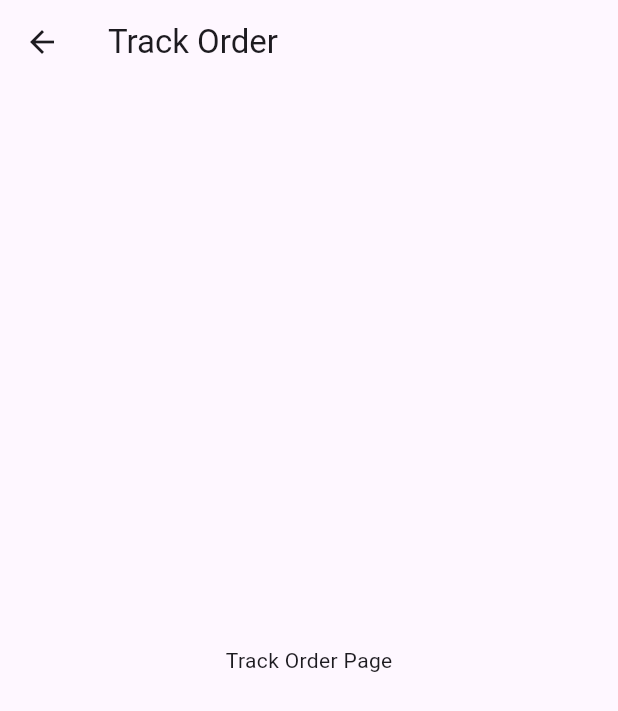
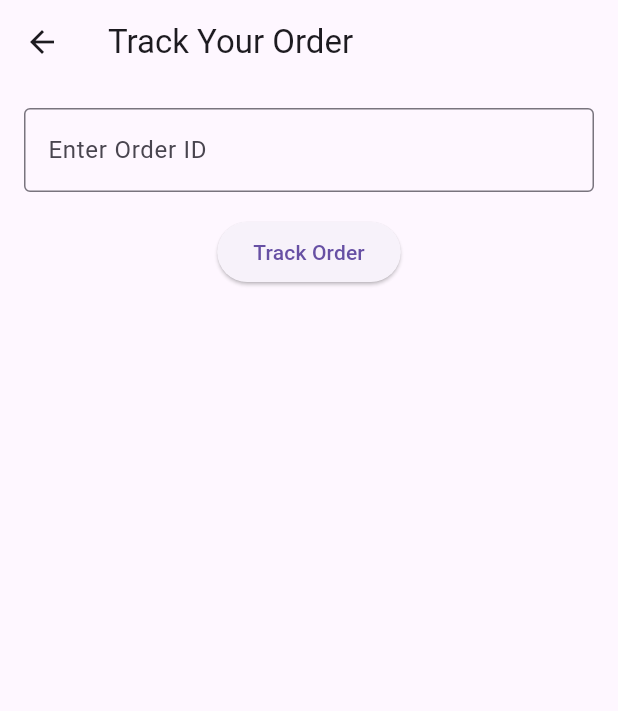
Before and after one commit to jhanel/service_package, a Flutter app: the screen it shows after launch, after a tap on "Track Order", on a phone screen of 412 x 824 dp. Shown: the top 711 px of the screen. Run offline on Flutter 3.47's test engine with Material 3 defaults, Android fonts, the phone set to English and light mode, and no system bars; our stand-ins replace file_picker, logger, timeline_tile; missing offline and left inert: universal_html.

Commit message:
main.dart update
fixed track your order in main.dart

```diff
--- a/project/lib/main.dart
+++ b/project/lib/main.dart
@@ -5,6 +5,7 @@ import 'dart:io';
 import 'dart:convert';
 import 'dart:developer' as developer;
 import 'dart:typed_data';
+import 'package:timeline_tile/timeline_tile.dart';
 
 void main() {
   runApp(const MyApp());
@@ -47,15 +48,6 @@ class MyHomePage extends StatelessWidget {
               },
               child: const Text('Create Order'),
             ),
-            /*ElevatedButton(
-              onPressed: () {
-                Navigator.push(
-                  context,
-                  MaterialPageRoute(builder: (context) => const ViewOrdersPage()),
-                );
-              },
-              child: const Text('View Orders'),
-            ),*/
             const SizedBox(height: 16.0), // Add spacing between buttons
             ElevatedButton(
               onPressed: () {
@@ -356,38 +348,91 @@ class CreateOrderPageState extends State<CreateOrderPage> {
   }
 }
 
-/*class ViewOrdersPage extends StatefulWidget {
-  const ViewOrdersPage({super.key});
+class TrackOrderPage extends StatefulWidget {
+  const TrackOrderPage({super.key});
 
   @override
-  ViewOrdersPageState createState() => ViewOrdersPageState();
+  TrackOrderPageState createState() => TrackOrderPageState();
 }
 
-class ViewOrdersPageState extends State<ViewOrdersPage> {
-  @override
-  Widget build(BuildContext context) {
-    return Scaffold(
-      appBar: AppBar(
-        title: const Text('View Orders'),
-      ),
-      body: const Center(
-        child: Text('View Orders Page'),
-      ),
-    );
+class TrackOrderPageState extends State<TrackOrderPage> {
+  final TextEditingController _orderIdController = TextEditingController();
+  String _orderStatus = '';
+
+  void _trackOrder() {
+    // Simulate an order tracking process
+    setState(() {
+      _orderStatus = 'Results for Order #${_orderIdController.text}:';
+    });
   }
-}*/
-
-class TrackOrderPage extends StatelessWidget {
-  const TrackOrderPage({super.key});
 
   @override
   Widget build(BuildContext context) {
     return Scaffold(
       appBar: AppBar(
-        title: const Text('Track Order'),
+        title: const Text('Track Your Order'),
       ),
-      body: const Center(
-        child: Text('Track Order Page'),
+      body: Padding(
+        padding: const EdgeInsets.all(16.0),
+        child: Column(
+          children: <Widget>[
+            TextField(
+              controller: _orderIdController,
+              decoration: const InputDecoration(
+                labelText: 'Enter Order ID',
+                border: OutlineInputBorder(),
+              ),
+            ),
+            const SizedBox(height: 16.0),
+            ElevatedButton(
+              onPressed: _trackOrder,
+              child: const Text('Track Order'),
+            ),
+            const SizedBox(height: 16.0),
+            Text(
+              _orderStatus,
+              style: const TextStyle(fontSize: 18.0),
+            ),
+            const SizedBox(height: 16.0),
+            if (_orderStatus.isNotEmpty) ...[
+              _buildTimelineTile('Order Received', Icons.shopping_cart, true),
+              _buildTimelineTile('Order Reviewed', Icons.local_shipping, false),
+              _buildTimelineTile('Order Shipped', Icons.local_shipping, false),
+              _buildTimelineTile('Out for Delivery', Icons.directions_bike, false),
+              _buildTimelineTile('Delivered', Icons.home, false),
+            ],
+          ],
+        ),
+      ),
+    );
+  }
+
+  Widget _buildTimelineTile(String title, IconData icon, bool isCompleted) {
+    return TimelineTile(
+      alignment: TimelineAlign.start,
+      indicatorStyle: IndicatorStyle(
+        width: 40,
+        height: 40,
+        indicator: Container(
+          decoration: BoxDecoration(
+            color: isCompleted ? Colors.green : Colors.grey,
+            shape: BoxShape.circle,
+          ),
+          child: Icon(icon, color: Colors.white),
+        ),
+      ),
+      endChild: Container(
+        alignment: Alignment.centerLeft,
+        padding: const EdgeInsets.all(8.0),
+        child: Text(title, style: const TextStyle(fontSize: 18.0)),
+      ),
+      beforeLineStyle: LineStyle(
+        color: isCompleted ? Colors.green : Colors.grey,
+        thickness: 4,
+      ),
+      afterLineStyle: LineStyle(
+        color: isCompleted ? Colors.green : Colors.grey,
+        thickness: 4,
       ),
     );
   }
```
